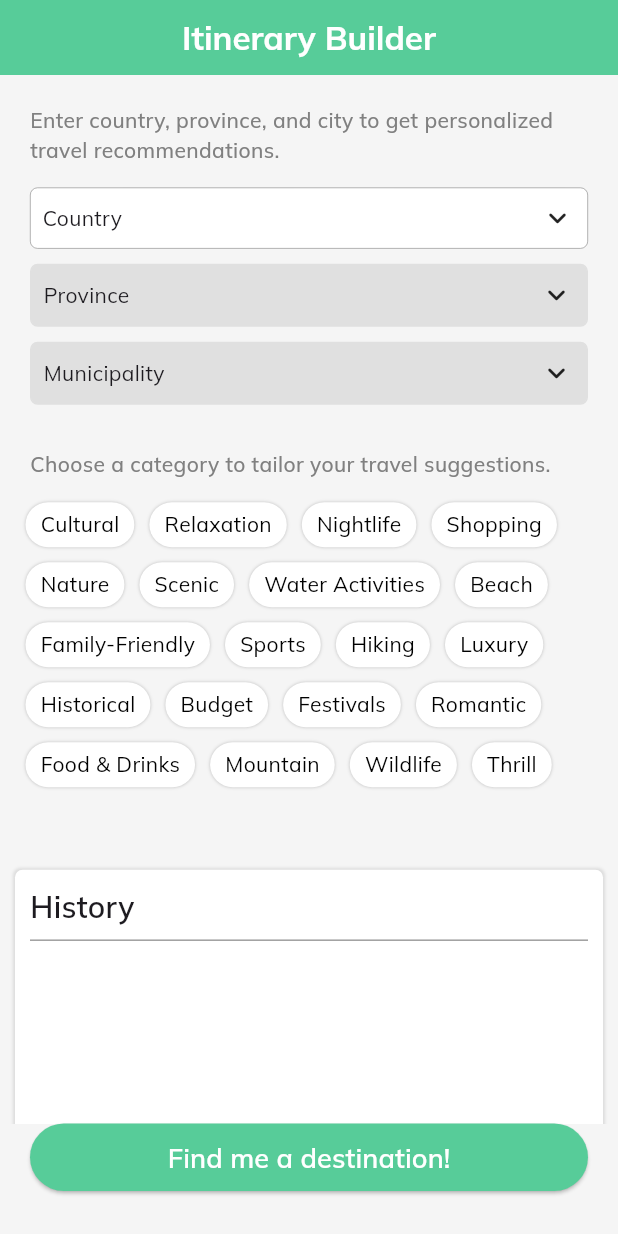
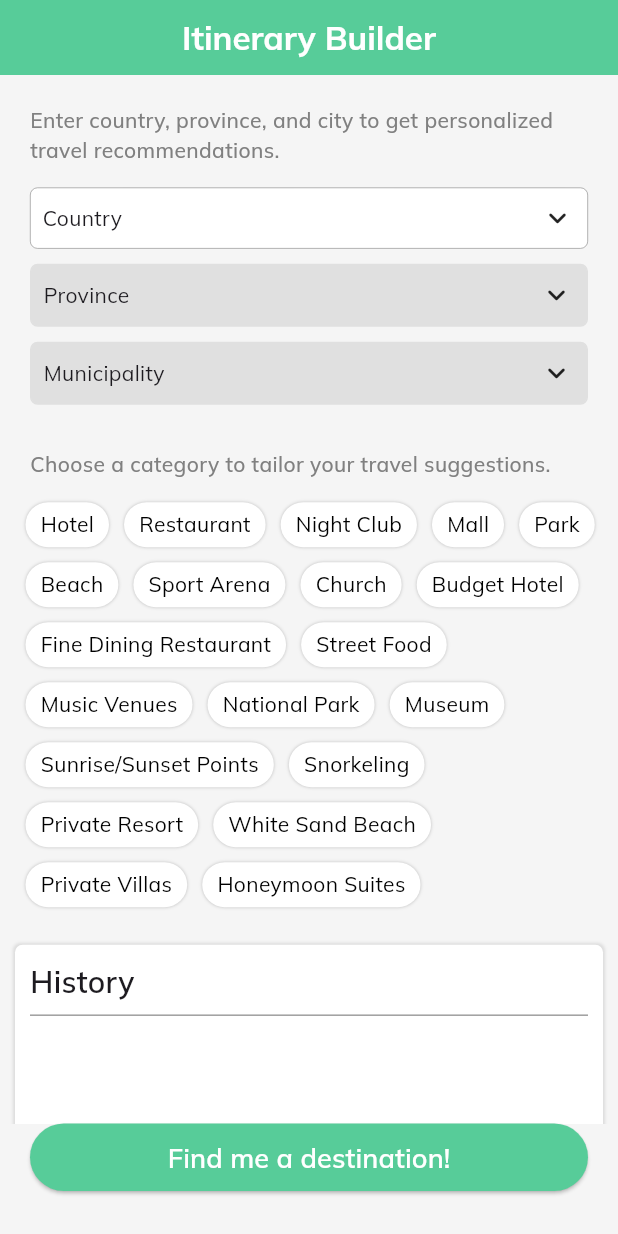
Before and after one commit to adnalow/TravelMate, a Flutter app: the ItineraryScreen screen opened directly, on a phone screen of 412 x 824 dp. Run offline on Flutter 3.47's test engine with Material 3 defaults, Android fonts, the phone set to English and light mode, and no system bars; drawn by our look-alikes of csc_picker; our stand-ins replace cloud_firestore, firebase_auth, firebase_core, firebase_storage, flutter_svg, get and 4 more; accounts and stored records are empty.

Commit message:
make the options more specific

```diff
--- a/lib/Screens/itinerary.dart
+++ b/lib/Screens/itinerary.dart
@@ -26,12 +26,14 @@ class ItineraryScreen extends StatefulWidget {
 
 class _ItineraryScreenState extends State<ItineraryScreen> {
   final List<String> options = [
-    "Cultural", "Relaxation", "Nightlife", "Shopping",
-    "Nature", "Scenic", "Water Activities", "Beach",
-    "Family-Friendly", "Sports", "Hiking", "Luxury",
-    "Historical", "Budget", "Festivals", "Romantic",
-    "Food & Drinks", "Mountain", "Wildlife", "Thrill"
+    "Hotel", "Restaurant", "Night Club", "Mall",
+    "Park", "Beach", "Sport Arena", "Church",
+    "Budget Hotel", "Fine Dining Restaurant", "Street Food",
+    "Music Venues", "National Park", "Museum",
+    "Sunrise/Sunset Points", "Snorkeling", "Private Resort",
+    "White Sand Beach", "Private Villas", "Honeymoon Suites"
   ];
+
   final List<String> selectedOptions = []; // Store selected options here
 
   String? country;
@@ -191,7 +193,7 @@ class _ItineraryScreenState extends State<ItineraryScreen> {
                   }).toList(),
                 ),
               ),
-              const SizedBox(height: 50),
+              const SizedBox(height: 20),
               Container(
                 padding: const EdgeInsets.all(10),
                 height: 235,
```
